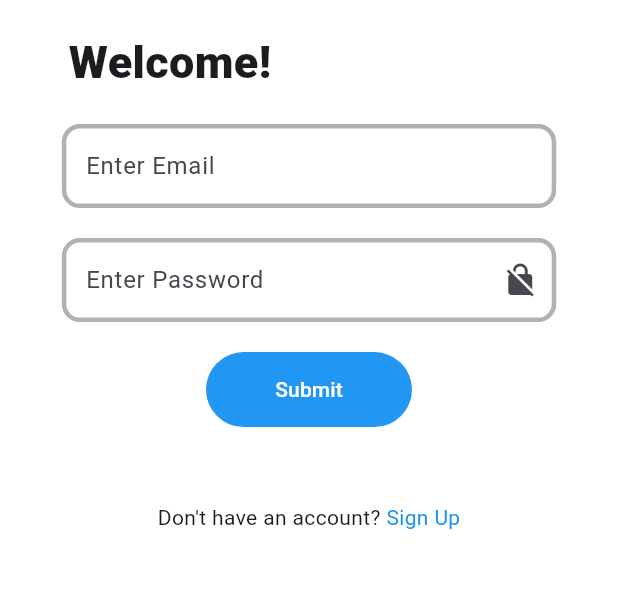
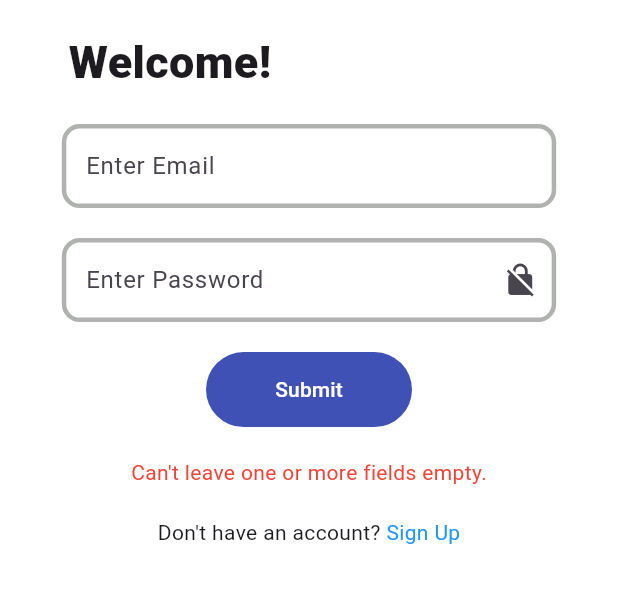
Before and after one commit to Mathwizard1/nss_project, a Flutter app: the LoginPage screen opened directly, after a tap on "Submit", on a phone screen of 412 x 824 dp, the part 574-1177 px from its top. Run offline on Flutter 3.47's test engine with Material 3 defaults, Android fonts, the phone set to English and light mode, and no system bars; our stand-ins replace cloud_firestore, firebase_auth, firebase_core, image_picker, qr_flutter, syncfusion_flutter_gauges; missing offline and left inert: flutter_barcode_scanner; accounts and stored records are empty.

Commit message:
Show error messages on login screen

```diff
--- a/lib/login_page.dart
+++ b/lib/login_page.dart
@@ -28,17 +28,35 @@ class LoginPageState extends State<LoginPage>
   TextEditingController emailinput=TextEditingController();
   TextEditingController passwordinput=TextEditingController();
 
-
   bool _encryptionState=true;
   var passwordicon=Icons.no_encryption;
 
-  Future signIn() async
-  {
-    await FirebaseAuth.instance.signInWithEmailAndPassword(email:emailinput.text.trim(), password: passwordinput.text.trim());
-    // ignore: use_build_context_synchronously
-    Navigator.pop(context);
+  bool _isLoading = false;
+  String _errorMessage = '';
+
+  Future<void> _trySignIn() async {
+    if (_isLoading) {
+      return;
+    }
+
+    if (emailinput.text.trim() == '' || passwordinput.text.trim() == '') {
+      setState(() => _errorMessage = 'Can\'t leave one or more fields empty.');
+      return;
+    }
+
+    try {
+      setState(() => _isLoading = true);
+      await FirebaseAuth.instance.signInWithEmailAndPassword(email:emailinput.text.trim(), password: passwordinput.text.trim());
+
+      // ignore: use_build_context_synchronously
+      Navigator.pop(context);
+    } on FirebaseException catch (e) {
+      setState(() {
+        _isLoading = false;
+        _errorMessage = e.message!;
+      });
+    }
   }
-
 
   @override
   void dispose()
@@ -51,13 +69,10 @@ class LoginPageState extends State<LoginPage>
   @override
   Widget build(BuildContext context)
   {
-
     double width=MediaQuery.sizeOf(context).width;
     double height=MediaQuery.sizeOf(context).height;
 
-
     return Scaffold(
-      //resizeToAvoidBottomInset: false,
       backgroundColor: Colors.white,
       body:SingleChildScrollView(
           padding:EdgeInsets.fromLTRB(0, height/10, 0, 0),
@@ -67,11 +82,11 @@ class LoginPageState extends State<LoginPage>
           SizedBox(
             width:400,
             height:300,
-            child:Image.asset("assets/images/nss-iitp-logo.png")
+            child:Image.asset('assets/images/nss-iitp-logo.png')
           ),
 
           Padding( padding:EdgeInsets.fromLTRB(0,20,width*0.45,20),
-          child:const Text("Welcome!",style:TextStyle(fontSize:30,fontWeight:FontWeight.w900))
+          child:const Text('Welcome!',style:TextStyle(fontSize:30,fontWeight:FontWeight.w900))
           ),
 
           Padding(
@@ -81,7 +96,7 @@ class LoginPageState extends State<LoginPage>
               decoration: InputDecoration(
               enabledBorder: enableborder,
               focusedBorder: focusborder,
-              labelText:"Enter Email",
+              labelText:'Enter Email',
             ),
           )
           ),
@@ -113,12 +128,10 @@ class LoginPageState extends State<LoginPage>
               ),
               enabledBorder: enableborder,
               focusedBorder: focusborder,
-              labelText:"Enter Password",
+              labelText:'Enter Password',
             ),
           )
           ),
-
-
 
           Padding(
             padding: const EdgeInsets.fromLTRB(0, 20, 0, 0),
@@ -126,22 +139,25 @@ class LoginPageState extends State<LoginPage>
               width:width/3,
               height:50,
               child:TextButton(
-                onPressed: (){
-                  signIn();
-                },
+                onPressed: _trySignIn,
                 style:const ButtonStyle(
-                  backgroundColor: WidgetStatePropertyAll(Colors.blue),
+                  backgroundColor: WidgetStatePropertyAll(Colors.indigo),
                   foregroundColor:WidgetStatePropertyAll(Colors.white),
                 ),
-                child:const Text("Submit"),
+                child: (_isLoading ? CircularProgressIndicator(color: Colors.white) : const Text('Submit')),
               )
-              ),
+            ),
           ),
 
+	  Padding(
+            padding: const EdgeInsets.fromLTRB(0, 20, 0, 0),
+	    child: SizedBox(child: Center(child: Text((_isLoading ? '' : _errorMessage), style: TextStyle(color: Colors.red))), width: 3 * width / 4),
+	  ),
+
            Padding(
-             padding: const EdgeInsets.fromLTRB(0, 50, 0, 0),
+             padding: const EdgeInsets.fromLTRB(0, 20, 0, 0),
              child: Row(mainAxisAlignment: MainAxisAlignment.center,
-             children: [const Text("Don\'t have an account? "),GestureDetector(onTap:(){Navigator.pushReplacement(context, MaterialPageRoute(builder: (context)=>const SignUpPage()));},child: const Text("Sign Up",style:TextStyle(color:Colors.blue)))],),
+             children: [const Text('Don\'t have an account? '),GestureDetector(onTap:(){Navigator.pushReplacement(context, MaterialPageRoute(builder: (context)=>const SignUpPage()));},child: const Text('Sign Up',style:TextStyle(color:Colors.blue)))],),
            )
           ]
         )
```
